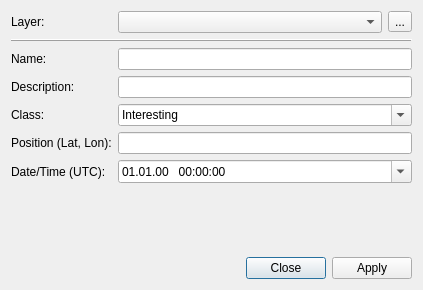
First picture: the form in place_marker_dialog_base.ui, repository jrenken/qgis-PlaceMarker, before the edit.
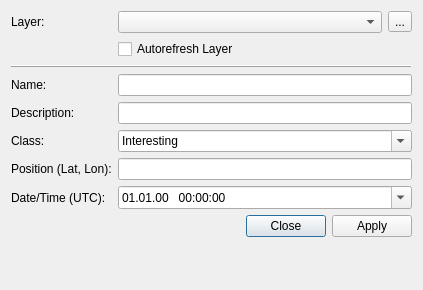
Second picture: the form after the edit. Custom widgets are drawn as their Qt base class.

Commit message: add checkBox for autorefresh remove obsolete code

```diff
--- a/place_marker_dialog_base.ui
+++ b/place_marker_dialog_base.ui
@@ -16,12 +16,7 @@
   <property name="windowOpacity">
    <double>1.000000000000000</double>
   </property>
-  <layout class="QVBoxLayout" name="verticalLayout">
-   <item>
     <layout class="QFormLayout" name="formLayout">
-     <property name="fieldGrowthPolicy">
-      <enum>QFormLayout::AllNonFixedFieldsGrow</enum>
-     </property>
      <item row="0" column="0">
       <widget class="QLabel" name="label_6">
        <property name="text">
@@ -50,7 +45,14 @@
        </item>
       </layout>
      </item>
-     <item row="1" column="0" colspan="2">
+   <item row="1" column="1">
+    <widget class="QCheckBox" name="checkBoxAutoRefresh">
+     <property name="text">
+      <string>Autorefresh Layer</string>
+     </property>
+    </widget>
+   </item>
+   <item row="2" column="0" colspan="2">
       <widget class="QFrame" name="frame">
        <property name="frameShape">
         <enum>QFrame::HLine</enum>
@@ -60,35 +62,45 @@
        </property>
       </widget>
      </item>
-     <item row="2" column="0">
+   <item row="3" column="0">
       <widget class="QLabel" name="label">
        <property name="text">
         <string>Name:</string>
        </property>
       </widget>
      </item>
-     <item row="3" column="0">
+   <item row="3" column="1">
+    <widget class="QLineEdit" name="lineEditName">
+     <property name="text">
+      <string notr="true"/>
+     </property>
+     <property name="dragEnabled">
+      <bool>true</bool>
+     </property>
+    </widget>
+   </item>
+   <item row="4" column="0">
       <widget class="QLabel" name="label_2">
        <property name="text">
         <string>Description:</string>
        </property>
       </widget>
      </item>
-     <item row="3" column="1">
+   <item row="4" column="1">
       <widget class="QLineEdit" name="lineEditDescription">
        <property name="text">
         <string notr="true"/>
        </property>
       </widget>
      </item>
-     <item row="4" column="0">
+   <item row="5" column="0">
       <widget class="QLabel" name="label_3">
        <property name="text">
         <string>Class:</string>
        </property>
       </widget>
      </item>
-     <item row="4" column="1">
+   <item row="5" column="1">
       <widget class="QComboBox" name="comboBoxClass">
        <property name="editable">
         <bool>true</bool>
@@ -110,28 +122,28 @@
        </item>
       </widget>
      </item>
-     <item row="5" column="0">
+   <item row="6" column="0">
       <widget class="QLabel" name="label_4">
        <property name="text">
         <string>Position (Lat, Lon):</string>
        </property>
       </widget>
      </item>
-     <item row="5" column="1">
+   <item row="6" column="1">
       <widget class="QLineEdit" name="lineEditPosition">
        <property name="readOnly">
         <bool>true</bool>
        </property>
       </widget>
      </item>
-     <item row="6" column="0">
+   <item row="7" column="0">
       <widget class="QLabel" name="label_5">
        <property name="text">
         <string>Date/Time (UTC):</string>
        </property>
       </widget>
      </item>
-     <item row="6" column="1">
+   <item row="7" column="1">
       <widget class="QgsDateTimeEdit" name="mDateTimeEdit">
        <property name="displayFormat">
         <string>dd.MM.yy   HH:mm:ss</string>
@@ -150,19 +162,7 @@
        </property>
       </widget>
      </item>
-     <item row="2" column="1">
-      <widget class="QLineEdit" name="lineEditName">
-       <property name="text">
-        <string notr="true"/>
-       </property>
-       <property name="dragEnabled">
-        <bool>true</bool>
-       </property>
-      </widget>
-     </item>
-    </layout>
-   </item>
-   <item>
+   <item row="8" column="0" colspan="2">
     <widget class="QDialogButtonBox" name="button_box">
      <property name="orientation">
       <enum>Qt::Horizontal</enum>
```
Lines whose indentation alone changed are shown as unchanged. The commit also changes 2 other files.
